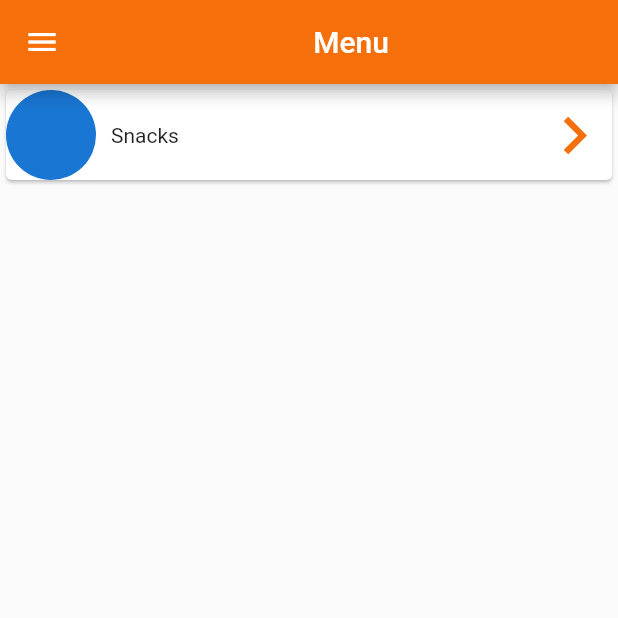
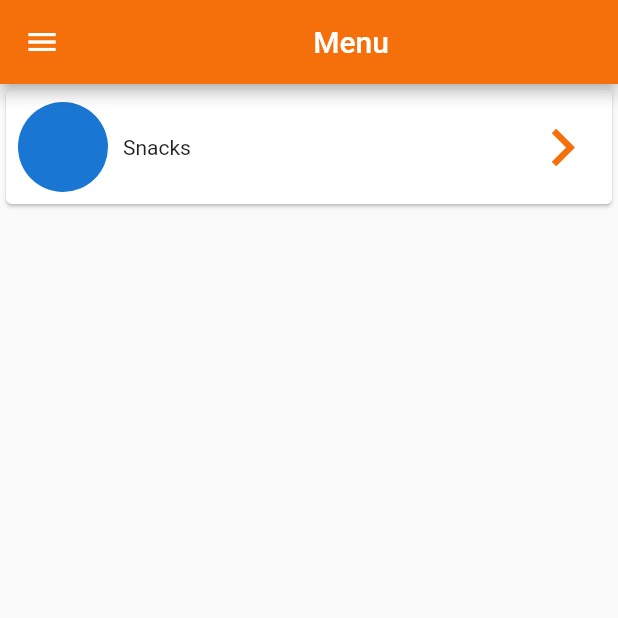
Before and after one commit to musabagab/Delicious-Food-ordering-app, a Flutter app: the HomeView screen opened directly, on a phone screen of 412 x 824 dp, the top half of it. Run offline on Flutter 3.47's test engine with Material 2 defaults, Android fonts, the phone set to English and light mode, and no system bars; our stand-ins replace cloud_firestore, firebase_auth, flutter_custom_clippers, get_it, rflutter_alert; accounts and stored records are empty.

Commit message:
added padding

```diff
--- a/lib/ui/views/home_view.dart
+++ b/lib/ui/views/home_view.dart
@@ -21,6 +21,10 @@ class HomeView extends StatelessWidget {
           child: ListView(
             children: <Widget>[
               Card(
+                child: InkWell(
+                  onTap: () {},
+                  child: Padding(
+                    padding: const EdgeInsets.all(8.0),
                     child: Row(
                       mainAxisAlignment: MainAxisAlignment.spaceBetween,
                       children: <Widget>[
@@ -43,6 +47,8 @@ class HomeView extends StatelessWidget {
                       ],
                     ),
                   ),
+                ),
+              ),
             ],
           ),
         ),
```
Lines whose indentation alone changed are shown as unchanged.
